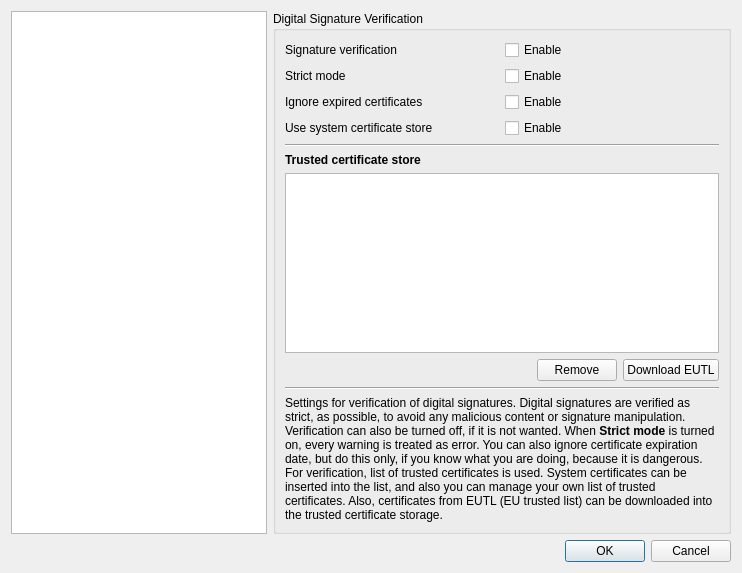
The window that Pdf4QtViewer/pdfviewersettingsdialog.ui (studio-berry/loop) describes before a commit, drawn with Qt 5.
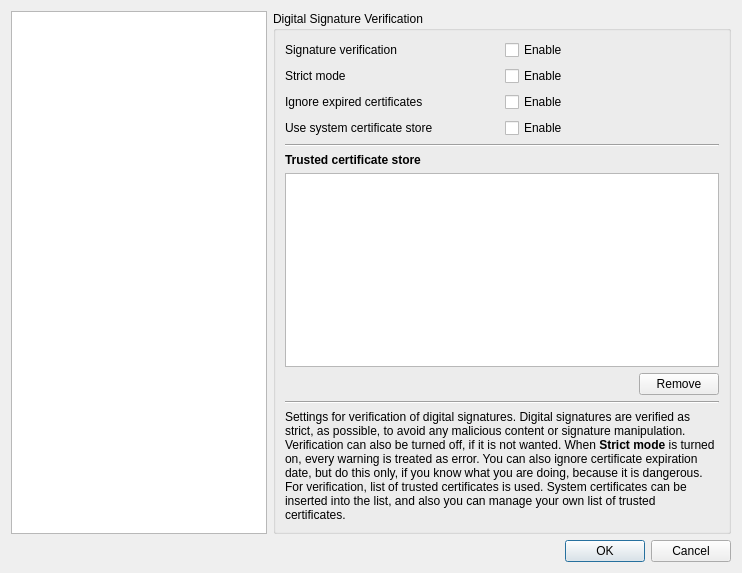
The same window after the commit. The open tabs and pages were chosen to show the change.

Commit message: Remove obsolete not used code

The edit to the form file:
```diff
--- a/Pdf4QtViewer/pdfviewersettingsdialog.ui
+++ b/Pdf4QtViewer/pdfviewersettingsdialog.ui
@@ -1346,13 +1346,6 @@
                 </property>
                </widget>
               </item>
-              <item>
-               <widget class="QPushButton" name="trustedCertificateStoreDownloadEUTLButton">
-                <property name="text">
-                 <string>Download EUTL</string>
-                </property>
-               </widget>
-              </item>
              </layout>
             </item>
             <item>
@@ -1365,7 +1358,7 @@
             <item>
              <widget class="QLabel" name="signatureInfoLabel">
               <property name="text">
-               <string>&lt;html&gt;&lt;head/&gt;&lt;body&gt;&lt;p&gt;Settings for verification of digital signatures. Digital signatures are verified as strict, as possible, to avoid any malicious content or signature manipulation. Verification can also be turned off, if it is not wanted. When &lt;span style=&quot; font-weight:600;&quot;&gt;Strict mode&lt;/span&gt; is turned on, every warning is treated as error. You can also ignore certificate expiration date, but do this only, if you know what you are doing, because it is dangerous. For verification, list of trusted certificates is used. System certificates can be inserted into the list, and also you can manage your own list of trusted certificates. Also, certificates from EUTL (EU trusted list) can be downloaded into the trusted certificate storage.&lt;/p&gt;&lt;/body&gt;&lt;/html&gt;</string>
+               <string>&lt;html&gt;&lt;head/&gt;&lt;body&gt;&lt;p&gt;Settings for verification of digital signatures. Digital signatures are verified as strict, as possible, to avoid any malicious content or signature manipulation. Verification can also be turned off, if it is not wanted. When &lt;span style=&quot; font-weight:600;&quot;&gt;Strict mode&lt;/span&gt; is turned on, every warning is treated as error. You can also ignore certificate expiration date, but do this only, if you know what you are doing, because it is dangerous. For verification, list of trusted certificates is used. System certificates can be inserted into the list, and also you can manage your own list of trusted certificates. &lt;/p&gt;&lt;/body&gt;&lt;/html&gt;</string>
               </property>
               <property name="wordWrap">
                <bool>true</bool>
```
Left out of the diff: 2 changed lines with no effect on the pictures. The commit also changes 2 other files.
